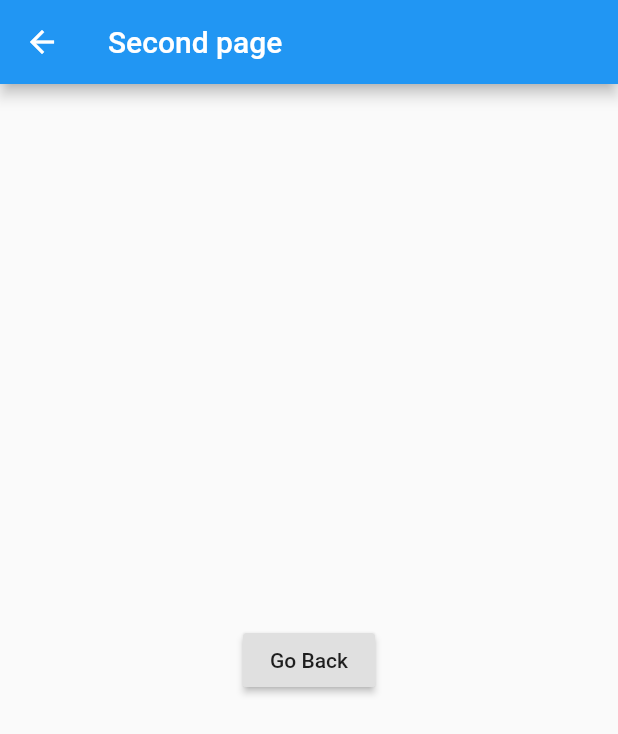
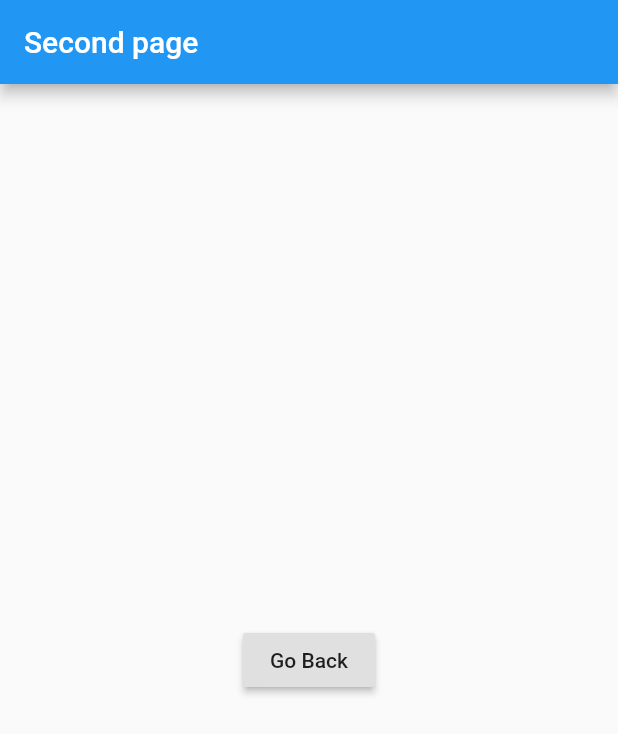
Before and after one commit to riteshharjani/flutter-devel-projects, a Flutter app: the SecondRoute screen opened directly, on a phone screen of 412 x 824 dp. Shown: the top 734 px of the screen. Run offline on Flutter 3.47's test engine with Material 2 defaults, Android fonts, the phone set to English and light mode, and no system bars.

Commit message:
Default Scaffold also provides back navigation
Signed-off-by: Ritesh Harjani <ritesh.harjani@gmail.com>

```diff
--- a/navigation_screens/lib/main.dart
+++ b/navigation_screens/lib/main.dart
@@ -47,10 +47,6 @@ class SecondRoute extends StatelessWidget {
   Widget build(BuildContext context) {
     return Scaffold(
       appBar: AppBar(
-        leading: IconButton(
-          icon: Icon(Icons.arrow_back),
-          onPressed: () => Navigator.pop(context),
-        ),
         title: Text("Second page"),
       ),
       body: Center(
```
